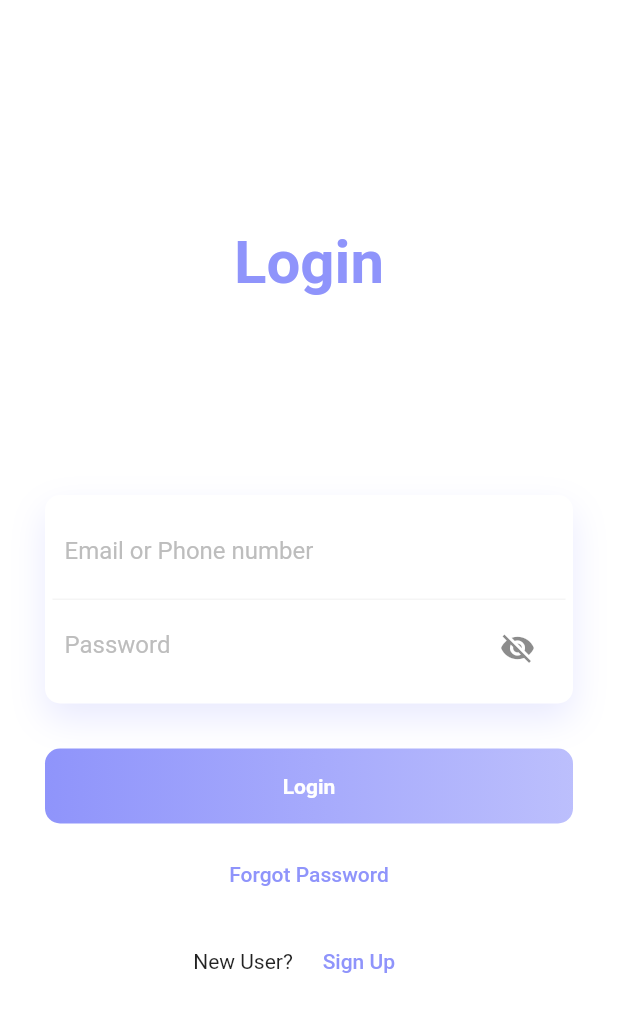
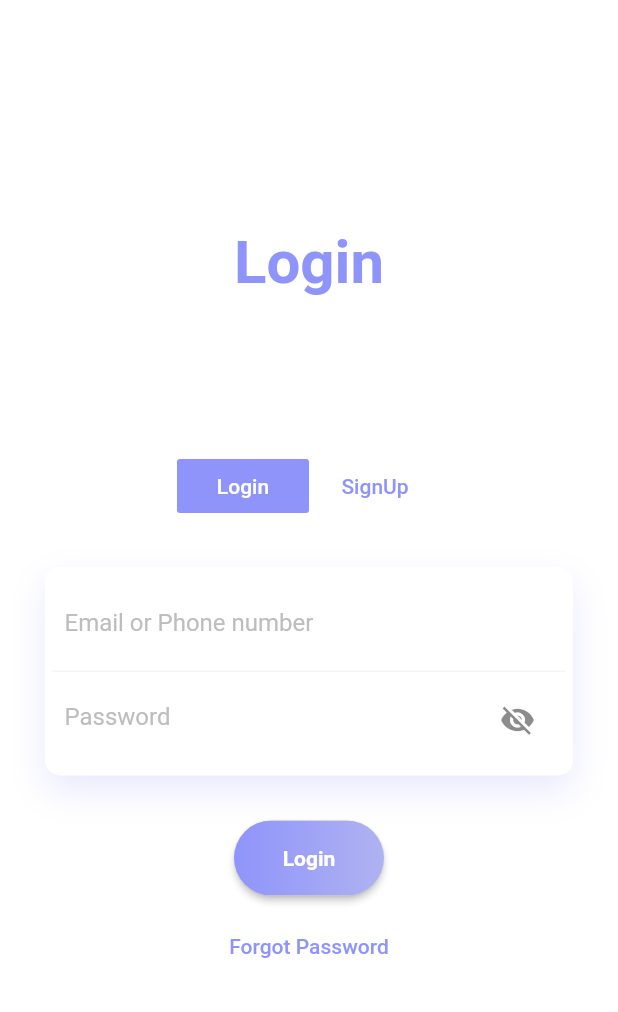
Before and after one commit to alisolanki/LoginPage, a Flutter app: the screen it shows after launch, on a phone screen of 412 x 824 dp. Shown: the top 1012 px of the screen. Run offline on Flutter 3.47's test engine with Material 2 defaults, Android fonts, the phone set to English and light mode, and no system bars; our stand-ins replace simple_animations.

Commit message:
Toggle SignUp and Login Page

```diff
--- /dev/null
+++ b/lib/LoginPage/loginButton.dart
@@ -0,0 +1,42 @@
+import 'package:flutter/material.dart';
+
+import '../Animation/FadeAnimation.dart';
+
+class LoginButton extends StatelessWidget {
+  @override
+  Widget build(BuildContext context) {
+    return FadeAnimation(
+      0.5,
+      Container(
+        height: 50,
+        width: 100,
+        child: RaisedButton(
+          padding: EdgeInsets.all(0),
+          onPressed: () {},
+          shape:
+              RoundedRectangleBorder(borderRadius: BorderRadius.circular(50)),
+          child: Ink(
+            decoration: BoxDecoration(
+              gradient: LinearGradient(
+                colors: [
+                  Color.fromRGBO(143, 148, 251, 1),
+                  Color.fromRGBO(143, 148, 251, .6),
+                ],
+              ),
+              borderRadius: BorderRadius.circular(30.0),
+            ),
+            child: Center(
+              child: Text(
+                "Login",
+                style: TextStyle(
+                  color: Colors.white,
+                  fontWeight: FontWeight.bold,
+                ),
+              ),
+            ),
+          ),
+        ),
+      ),
+    );
+  }
+}
--- a/lib/loginDecoration.dart
+++ b/lib/LoginPage/loginDecoration.dart
@@ -1,6 +1,6 @@
 import 'package:flutter/material.dart';
 
-import './Animation/FadeAnimation.dart';
+import '../Animation/FadeAnimation.dart';
 
 class LoginDecoration extends StatelessWidget {
   @override
--- /dev/null
+++ b/lib/LoginPage/loginPage.dart
@@ -0,0 +1,132 @@
+import 'package:flutter/material.dart';
+
+import './verificationFields.dart';
+import './loginButton.dart';
+import './signupPage.dart';
+import './loginDecoration.dart';
+import '../Animation/FadeAnimation.dart';
+
+class LoginPage extends StatefulWidget {
+  @override
+  _LoginPageState createState() => _LoginPageState();
+}
+
+class _LoginPageState extends State<LoginPage> {
+  bool _pageLogin = true;
+
+  void _togglePage(bool _switchme) {
+    setState(
+      () {
+        _pageLogin = _switchme;
+      },
+    );
+  }
+
+  @override
+  Widget build(BuildContext context) {
+    return Scaffold(
+      backgroundColor: Colors.white,
+      body: SingleChildScrollView(
+        child: Container(
+          child: Column(
+            children: <Widget>[
+              LoginDecoration(),
+              FadeAnimation(
+                0.5,
+                Row(
+                  mainAxisAlignment: MainAxisAlignment.center,
+                  children: <Widget>[
+                    FlatButton(
+                      highlightColor: Colors.transparent,
+                      splashColor: Colors.transparent,
+                      color: _pageLogin ? Color.fromRGBO(143, 148, 251, 1) : Colors.transparent,
+                      child: Text(
+                        "Login",
+                        style: TextStyle(
+                          color: _pageLogin ? Colors.white : Color.fromRGBO(143, 148, 251, 1),
+                        ),
+                      ),
+                      onPressed: () {
+                        _togglePage(true);
+                      },
+                    ),
+                    FlatButton(
+                      highlightColor: Colors.transparent,
+                      splashColor: Colors.transparent,
+                      color: _pageLogin ? Colors.transparent : Color.fromRGBO(143, 148, 251, 1),
+                      child: Text(
+                        "SignUp",
+                        style: TextStyle(
+                          color: _pageLogin ? Color.fromRGBO(143, 148, 251, 1) : Colors.white,
+                        ),
+                      ),
+                      onPressed: () {
+                        _togglePage(false);
+                      },
+                    ),
+                  ],
+                ),
+              ),
+              _pageLogin
+                  ? Padding(
+                      padding: EdgeInsets.all(30.0),
+                      child: Column(
+                        children: <Widget>[
+                          VerificationFields(),
+                          SizedBox(
+                            height: 30,
+                          ),
+                          LoginButton(),
+                          SizedBox(
+                            height: 10,
+                          ),
+                          FadeAnimation(
+                            0.5,
+                            FlatButton(
+                              highlightColor: Colors.transparent,
+                              splashColor: Colors.transparent,
+                              child: Text(
+                                "Forgot Password",
+                                style: TextStyle(
+                                  color: Color.fromRGBO(143, 148, 251, 1),
+                                ),
+                              ),
+                              onPressed: () => {},
+                            ),
+                          ),
+                          SizedBox(
+                            height: 10,
+                          ),
+                          // FadeAnimation(
+                          //   0.5,
+                          //   Row(
+                          //     mainAxisAlignment: MainAxisAlignment.center,
+                          //     children: <Widget>[
+                          //       Text(
+                          //         "New User?",
+                          //       ),
+                          //       FlatButton(
+                          //         highlightColor: Colors.transparent,
+                          //         splashColor: Colors.transparent,
+                          //         child: Text(
+                          //           "Sign Up",
+                          //           style: TextStyle(
+                          //             color: Color.fromRGBO(143, 148, 251, 1),
+                          //           ),
+                          //         ),
+                          //         onPressed: () => {},
+                          //       ),
+                          //     ],
+                          //   ),
+                          // ),
+                        ],
+                      ),
+                    )
+                  : SignupPage()
+            ],
+          ),
+        ),
+      ),
+    );
+  }
+}
--- /dev/null
+++ b/lib/LoginPage/signupPage.dart
@@ -0,0 +1,15 @@
+import 'package:flutter/material.dart';
+
+class SignupPage extends StatefulWidget {
+  @override
+  _SignupPageState createState() => _SignupPageState();
+}
+
+class _SignupPageState extends State<SignupPage> {
+  @override
+  Widget build(BuildContext context) {
+    return Container(
+
+    );
+  }
+}
--- a/lib/verificationFields.dart
+++ b/lib/LoginPage/verificationFields.dart
@@ -1,13 +1,13 @@
 import 'package:flutter/material.dart';
 
 import './passwordField.dart';
-import './Animation/FadeAnimation.dart';
+import '../Animation/FadeAnimation.dart';
 
 class VerificationFields extends StatelessWidget {
   @override
   Widget build(BuildContext context) {
     return FadeAnimation(
-      1.8,
+      0.5,
       Container(
         padding: EdgeInsets.all(5),
         decoration: BoxDecoration(
--- a/lib/loginButton.dart
+++ /dev/null
@@ -1,35 +0,0 @@
-import 'package:flutter/material.dart';
-
-import './Animation/FadeAnimation.dart';
-
-class LoginButton extends StatelessWidget {
-  @override
-  Widget build(BuildContext context) {
-    return Container(
-      child: FadeAnimation(
-        1.8,
-        Container(
-          height: 50,
-          decoration: BoxDecoration(
-            borderRadius: BorderRadius.circular(10),
-            gradient: LinearGradient(
-              colors: [
-                Color.fromRGBO(143, 148, 251, 1),
-                Color.fromRGBO(143, 148, 251, .6),
-              ],
-            ),
-          ),
-          child: Center(
-            child: Text(
-              "Login",
-              style: TextStyle(
-                color: Colors.white,
-                fontWeight: FontWeight.bold,
-              ),
-            ),
-          ),
-        ),
-      ),
-    );
-  }
-}
--- a/lib/main.dart
+++ b/lib/main.dart
@@ -1,9 +1,6 @@
 import 'package:flutter/material.dart';
 
-import './verificationFields.dart';
-import './loginButton.dart';
-import './loginDecoration.dart';
-import './Animation/FadeAnimation.dart';
+import 'LoginPage/loginPage.dart';
 
 void main() {
   runApp(
@@ -17,71 +14,6 @@ void main() {
 class HomePage extends StatelessWidget {
   @override
   Widget build(BuildContext context) {
-    return Scaffold(
-      backgroundColor: Colors.white,
-      body: SingleChildScrollView(
-        child: Container(
-          child: Column(
-            children: <Widget>[
-              LoginDecoration(),
-              Padding(
-                padding: EdgeInsets.all(30.0),
-                child: Column(
-                  children: <Widget>[
-                    VerificationFields(),
-                    SizedBox(
-                      height: 30,
-                    ),
-                    LoginButton(),
-                    SizedBox(
-                      height: 10,
-                    ),
-                    FadeAnimation(
-                      1.5,
-                      FlatButton(
-                        highlightColor: Colors.transparent,
-                        splashColor: Colors.transparent,
-                        child: Text(
-                          "Forgot Password",
-                          style: TextStyle(
-                            color: Color.fromRGBO(143, 148, 251, 1),
-                          ),
-                        ),
-                        onPressed: () => {},
-                      ),
-                    ),
-                    SizedBox(
-                      height: 10,
-                    ),
-                    FadeAnimation(
-                      1.5,
-                      Row(
-                        mainAxisAlignment: MainAxisAlignment.center,
-                        children: <Widget>[
-                          Text(
-                            "New User?",
-                          ),
-                          FlatButton(
-                            highlightColor: Colors.transparent,
-                            splashColor: Colors.transparent,
-                            child: Text(
-                              "Sign Up",
-                              style: TextStyle(
-                                color: Color.fromRGBO(143, 148, 251, 1),
-                              ),
-                            ),
-                            onPressed: () => {},
-                          ),
-                        ],
-                      ),
-                    ),
-                  ],
-                ),
-              )
-            ],
-          ),
-        ),
-      ),
-    );
+    return LoginPage();
   }
 }
```
Also changed, not shown: lib/LoginPage/passwordField.dart (renamed from lib/passwordField.dart), 1 other file.
